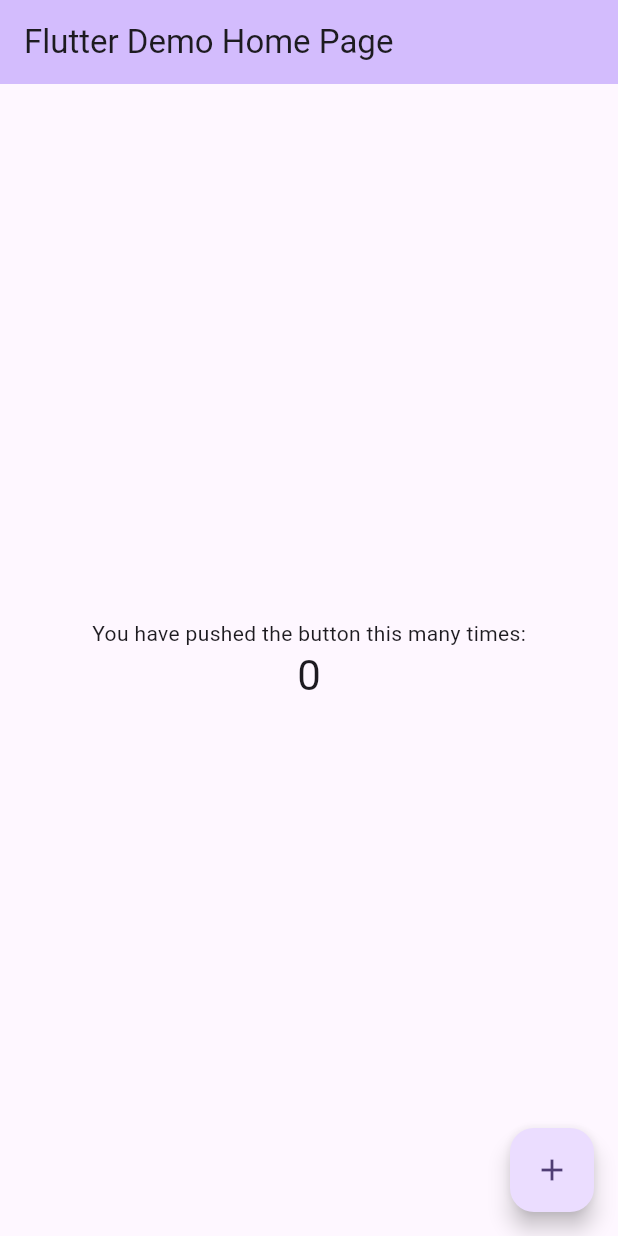
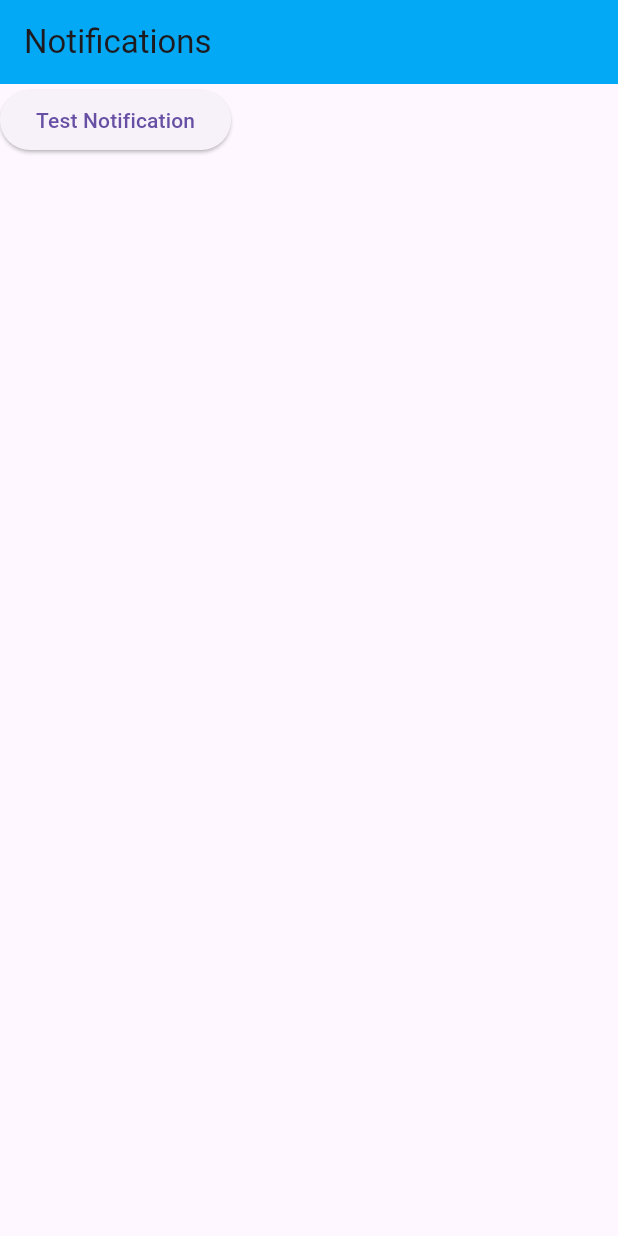
Before and after one commit to joshkoma/localnotifications, a Flutter app: the screen it shows after launch, on a phone screen of 412 x 824 dp. Run offline on Flutter 3.47's test engine with Material 3 defaults, Android fonts, the phone set to English and light mode, and no system bars; our stand-ins replace flutter_local_notifications.

Commit message:
test notification button

```diff
--- a/lib/main.dart
+++ b/lib/main.dart
@@ -1,6 +1,10 @@
 import 'package:flutter/material.dart';
+import 'package:localnotifications/screens.dart/home.dart';
 
-void main() {
+void main() async {
+  WidgetsFlutterBinding.ensureInitialized(); //initialize all apps
+  await HomePage.init(); //initialize inside main function
+
   runApp(const MyApp());
 }
 
@@ -10,116 +14,6 @@ class MyApp extends StatelessWidget {
   // This widget is the root of your application.
   @override
   Widget build(BuildContext context) {
-    return MaterialApp(
-      title: 'Flutter Demo',
-      theme: ThemeData(
-        // This is the theme of your application.
-        //
-        // TRY THIS: Try running your application with "flutter run". You'll see
-        // the application has a purple toolbar. Then, without quitting the app,
-        // try changing the seedColor in the colorScheme below to Colors.green
-        // and then invoke "hot reload" (save your changes or press the "hot
-        // reload" button in a Flutter-supported IDE, or press "r" if you used
-        // the command line to start the app).
-        //
-        // Notice that the counter didn't reset back to zero; the application
-        // state is not lost during the reload. To reset the state, use hot
-        // restart instead.
-        //
-        // This works for code too, not just values: Most code changes can be
-        // tested with just a hot reload.
-        colorScheme: ColorScheme.fromSeed(seedColor: Colors.deepPurple),
-        useMaterial3: true,
-      ),
-      home: const MyHomePage(title: 'Flutter Demo Home Page'),
-    );
+    return HomePage();
   }
 }
-
-class MyHomePage extends StatefulWidget {
-  const MyHomePage({super.key, required this.title});
-
-  // This widget is the home page of your application. It is stateful, meaning
-  // that it has a State object (defined below) that contains fields that affect
-  // how it looks.
-
-  // This class is the configuration for the state. It holds the values (in this
-  // case the title) provided by the parent (in this case the App widget) and
-  // used by the build method of the State. Fields in a Widget subclass are
-  // always marked "final".
-
-  final String title;
-
-  @override
-  State<MyHomePage> createState() => _MyHomePageState();
-}
-
-class _MyHomePageState extends State<MyHomePage> {
-  int _counter = 0;
-
-  void _incrementCounter() {
-    setState(() {
-      // This call to setState tells the Flutter framework that something has
-      // changed in this State, which causes it to rerun the build method below
-      // so that the display can reflect the updated values. If we changed
-      // _counter without calling setState(), then the build method would not be
-      // called again, and so nothing would appear to happen.
-      _counter++;
-    });
-  }
-
-  @override
-  Widget build(BuildContext context) {
-    // This method is rerun every time setState is called, for instance as done
-    // by the _incrementCounter method above.
-    //
-    // The Flutter framework has been optimized to make rerunning build methods
-    // fast, so that you can just rebuild anything that needs updating rather
-    // than having to individually change instances of widgets.
-    return Scaffold(
-      appBar: AppBar(
-        // TRY THIS: Try changing the color here to a specific color (to
-        // Colors.amber, perhaps?) and trigger a hot reload to see the AppBar
-        // change color while the other colors stay the same.
-        backgroundColor: Theme.of(context).colorScheme.inversePrimary,
-        // Here we take the value from the MyHomePage object that was created by
-        // the App.build method, and use it to set our appbar title.
-        title: Text(widget.title),
-      ),
-      body: Center(
-        // Center is a layout widget. It takes a single child and positions it
-        // in the middle of the parent.
-        child: Column(
-          // Column is also a layout widget. It takes a list of children and
-          // arranges them vertically. By default, it sizes itself to fit its
-          // children horizontally, and tries to be as tall as its parent.
-          //
-          // Column has various properties to control how it sizes itself and
-          // how it positions its children. Here we use mainAxisAlignment to
-          // center the children vertically; the main axis here is the vertical
-          // axis because Columns are vertical (the cross axis would be
-          // horizontal).
-          //
-          // TRY THIS: Invoke "debug painting" (choose the "Toggle Debug Paint"
-          // action in the IDE, or press "p" in the console), to see the
-          // wireframe for each widget.
-          mainAxisAlignment: MainAxisAlignment.center,
-          children: <Widget>[
-            const Text(
-              'You have pushed the button this many times:',
-            ),
-            Text(
-              '$_counter',
-              style: Theme.of(context).textTheme.headlineMedium,
-            ),
-          ],
-        ),
-      ),
-      floatingActionButton: FloatingActionButton(
-        onPressed: _incrementCounter,
-        tooltip: 'Increment',
-        child: const Icon(Icons.add),
-      ), // This trailing comma makes auto-formatting nicer for build methods.
-    );
-  }
-}
--- /dev/null
+++ b/lib/screens.dart/home.dart
@@ -0,0 +1,61 @@
+import 'package:flutter/material.dart';
+import 'package:flutter_local_notifications/flutter_local_notifications.dart';
+
+class HomePage extends StatelessWidget {
+  const HomePage({super.key});
+
+  static final FlutterLocalNotificationsPlugin
+      _flutterLocalNotificationsPlugin = FlutterLocalNotificationsPlugin();
+
+  static Future init() async {
+    // initialise the plugin. app_icon needs to be a added as a drawable resource to the Android head project
+    const AndroidInitializationSettings initializationSettingsAndroid =
+        AndroidInitializationSettings('@mipmap/ic_launcher');
+    final DarwinInitializationSettings initializationSettingsDarwin =
+        DarwinInitializationSettings(
+            onDidReceiveLocalNotification: ((id, title, body, payload) =>
+                null));
+    final LinuxInitializationSettings initializationSettingsLinux =
+        LinuxInitializationSettings(defaultActionName: 'Open notification');
+    final InitializationSettings initializationSettings =
+        InitializationSettings(
+            android: initializationSettingsAndroid,
+            iOS: initializationSettingsDarwin,
+            linux: initializationSettingsLinux);
+    _flutterLocalNotificationsPlugin.initialize(initializationSettings,
+        onDidReceiveNotificationResponse: (details) => null);
+  }
+
+//funciton ot test notification
+  static Future testnotification(
+     ) async {
+        const AndroidNotificationDetails androidNotificationDetails =
+    AndroidNotificationDetails('your channel id', 'your channel name',
+        channelDescription: 'your channel description',
+        importance: Importance.max,
+        priority: Priority.high,
+        ticker: 'ticker');
+const NotificationDetails notificationDetails =
+    NotificationDetails(android: androidNotificationDetails);
+await _flutterLocalNotificationsPlugin.show(
+    0, 'title', 'body', notificationDetails,
+    payload: 'payload');
+      }
+
+  @override
+  Widget build(BuildContext context) {
+    return MaterialApp(
+      home: Scaffold(
+        appBar: AppBar(
+          backgroundColor: Colors.lightBlue,
+          title: Text('Notifications'),
+        ),
+        body: Expanded(child: Column(
+          children: [
+            ElevatedButton(onPressed: testnotification, child: Text('Test Notification'))
+          ],
+        ),),
+      ),
+    );
+  }
+}
--- a/pubspec.yaml
+++ b/pubspec.yaml
@@ -35,6 +35,10 @@ dependencies:
   # The following adds the Cupertino Icons font to your application.
   # Use with the CupertinoIcons class for iOS style icons.
   cupertino_icons: ^1.0.6
+  flutter_local_notifications:
+  rxdart:
+  flutter_timezone:
+
 
 dev_dependencies:
   flutter_test:
```
Also changed, not shown: notes.txt (added, +42 -0 lines), pubspec.lock, 3 other files.
